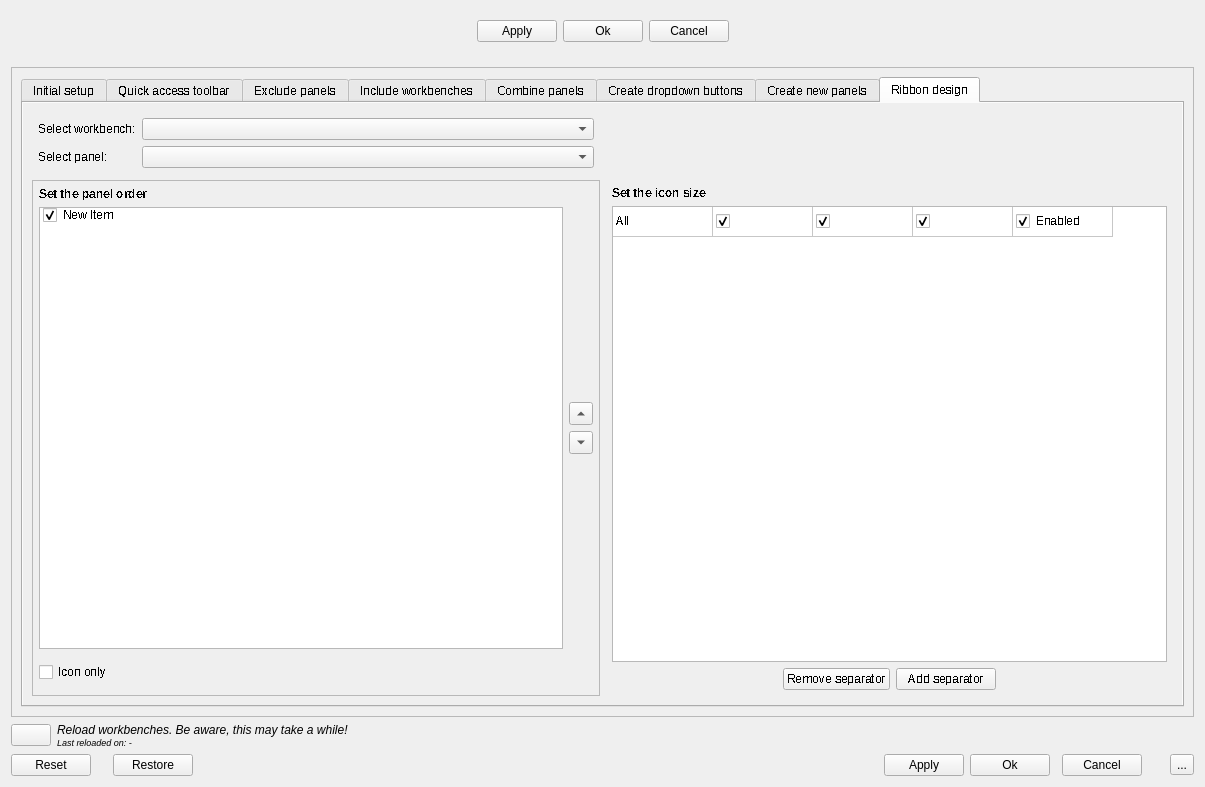
Above: Resources/ui/Design.ui from APEbbers/FreeCAD-Ribbon before the change. Below: the same form after it.
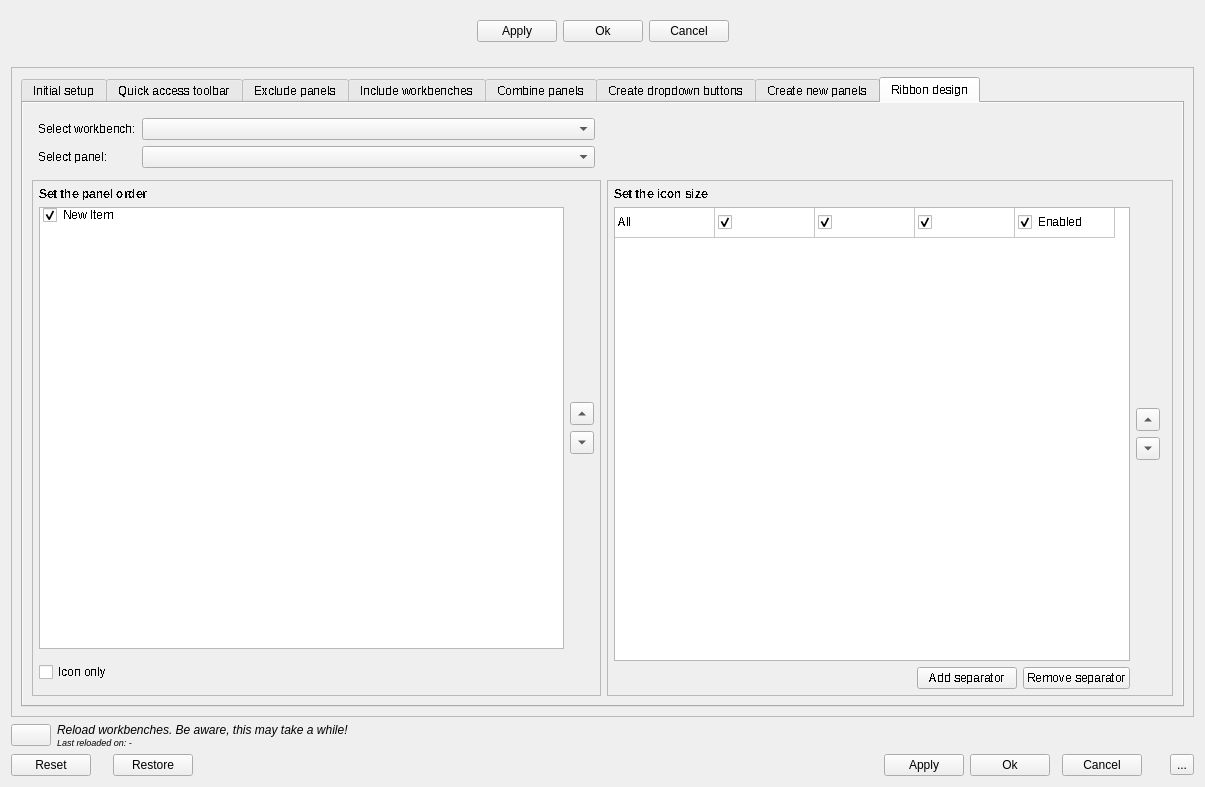
That is the form after the change. Icons and pictures are not drawn.

Commit message: Modified Wow Ribbon design tab on Layout design menu - 4

```diff
--- a/Resources/ui/Design.ui
+++ b/Resources/ui/Design.ui
@@ -2144,11 +2144,8 @@
              <string>Ribbon design</string>
             </attribute>
             <layout class="QGridLayout" name="gridLayout_15">
-             <item row="1" column="1">
-              <layout class="QGridLayout" name="gridLayout_16" columnminimumwidth="0,0,0,0">
-               <property name="sizeConstraint">
-                <enum>QLayout::SizeConstraint::SetMinimumSize</enum>
-               </property>
+             <item row="0" column="0">
+              <layout class="QGridLayout" name="gridLayout_5">
                <property name="leftMargin">
                 <number>6</number>
                </property>
@@ -2161,246 +2158,37 @@
                <property name="bottomMargin">
                 <number>6</number>
                </property>
-               <property name="verticalSpacing">
-                <number>6</number>
-               </property>
-               <item row="2" column="1">
-                <widget class="QPushButton" name="RemoveSeparator_RD">
-                 <property name="minimumSize">
-                  <size>
-                   <width>100</width>
-                   <height>0</height>
-                  </size>
-                 </property>
-                 <property name="font">
-                  <font>
-                   <bold>false</bold>
-                   <stylestrategy>NoAntialias</stylestrategy>
-                  </font>
-                 </property>
+               <item row="1" column="0">
+                <widget class="QLabel" name="label_2">
                  <property name="text">
-                  <string>Remove separator</string>
+                  <string>Select panel:</string>
                  </property>
                 </widget>
                </item>
-               <item row="2" column="2">
-                <widget class="QPushButton" name="AddSeparator_RD">
-                 <property name="minimumSize">
-                  <size>
-                   <width>100</width>
-                   <height>0</height>
-                  </size>
-                 </property>
-                 <property name="font">
-                  <font>
-                   <bold>false</bold>
-                   <stylestrategy>NoAntialias</stylestrategy>
-                  </font>
-                 </property>
-                 <property name="text">
-                  <string>Add separator</string>
-                 </property>
-                </widget>
-               </item>
-               <item row="2" column="3">
-                <spacer name="horizontalSpacer_5">
-                 <property name="orientation">
-                  <enum>Qt::Orientation::Horizontal</enum>
-                 </property>
-                 <property name="sizeType">
-                  <enum>QSizePolicy::Policy::Expanding</enum>
-                 </property>
-                 <property name="sizeHint" stdset="0">
-                  <size>
-                   <width>30</width>
-                   <height>20</height>
-                  </size>
-                 </property>
-                </spacer>
-               </item>
-               <item row="2" column="0">
-                <spacer name="horizontalSpacer_4">
-                 <property name="orientation">
-                  <enum>Qt::Orientation::Horizontal</enum>
-                 </property>
-                 <property name="sizeHint" stdset="0">
-                  <size>
-                   <width>40</width>
-                   <height>20</height>
-                  </size>
-                 </property>
-                </spacer>
-               </item>
-               <item row="1" column="0" colspan="4">
-                <widget class="QTableWidget" name="CommandTable_RD">
+               <item row="0" column="1">
+                <widget class="QComboBox" name="WorkbenchList_RD">
                  <property name="sizePolicy">
-                  <sizepolicy hsizetype="MinimumExpanding" vsizetype="Expanding">
+                  <sizepolicy hsizetype="MinimumExpanding" vsizetype="Fixed">
                    <horstretch>0</horstretch>
                    <verstretch>0</verstretch>
                   </sizepolicy>
                  </property>
-                 <property name="minimumSize">
-                  <size>
-                   <width>470</width>
-                   <height>300</height>
-                  </size>
+                 <property name="insertPolicy">
+                  <enum>QComboBox::InsertPolicy::InsertAlphabetically</enum>
                  </property>
-                 <property name="sizeIncrement">
-                  <size>
-                   <width>5</width>
-                   <height>5</height>
-                  </size>
-                 </property>
-                 <property name="baseSize">
-                  <size>
-                   <width>300</width>
-                   <height>500</height>
-                  </size>
-                 </property>
-                 <property name="styleSheet">
-                  <string notr="true">border-color: rgb(167, 167rgb(217, 217, 217), 167);</string>
-                 </property>
-                 <property name="frameShape">
-                  <enum>QFrame::Shape::StyledPanel</enum>
-                 </property>
-                 <property name="frameShadow">
-                  <enum>QFrame::Shadow::Sunken</enum>
-                 </property>
-                 <property name="sizeAdjustPolicy">
-                  <enum>QAbstractScrollArea::SizeAdjustPolicy::AdjustToContents</enum>
-                 </property>
-                 <property name="alternatingRowColors">
-                  <bool>true</bool>
-                 </property>
-                 <property name="selectionMode">
-                  <enum>QAbstractItemView::SelectionMode::SingleSelection</enum>
-                 </property>
-                 <property name="selectionBehavior">
-                  <enum>QAbstractItemView::SelectionBehavior::SelectItems</enum>
-                 </property>
-                 <property name="iconSize">
-                  <size>
-                   <width>16</width>
-                   <height>16</height>
-                  </size>
-                 </property>
-                 <attribute name="horizontalHeaderVisible">
-                  <bool>false</bool>
-                 </attribute>
-                 <attribute name="horizontalHeaderCascadingSectionResizes">
-                  <bool>false</bool>
-                 </attribute>
-                 <attribute name="horizontalHeaderShowSortIndicator" stdset="0">
-                  <bool>false</bool>
-                 </attribute>
-                 <attribute name="verticalHeaderVisible">
-                  <bool>false</bool>
-                 </attribute>
-                 <row/>
-                 <column>
-                  <property name="text">
-                   <string>Command</string>
-                  </property>
-                 </column>
-                 <column>
-                  <property name="text">
-                   <string>Small</string>
-                  </property>
-                 </column>
-                 <column>
-                  <property name="text">
-                   <string>Medium</string>
-                  </property>
-                 </column>
-                 <column>
-                  <property name="text">
-                   <string>Large</string>
-                  </property>
-                 </column>
-                 <column>
-                  <property name="text">
-                   <string>Enabled</string>
-                  </property>
-                 </column>
-                 <item row="0" column="0">
-                  <property name="text">
-                   <string>All</string>
-                  </property>
-                  <property name="flags">
-                   <set>ItemIsSelectable|ItemIsEnabled</set>
-                  </property>
-                 </item>
-                 <item row="0" column="1">
-                  <property name="text">
-                   <string/>
-                  </property>
-                  <property name="textAlignment">
-                   <set>AlignCenter</set>
-                  </property>
-                  <property name="background">
-                   <brush brushstyle="NoBrush">
-                    <color alpha="255">
-                     <red>0</red>
-                     <green>0</green>
-                     <blue>0</blue>
-                    </color>
-                   </brush>
-                  </property>
-                  <property name="checkState">
-                   <enum>Checked</enum>
-                  </property>
-                  <property name="flags">
-                   <set>ItemIsSelectable|ItemIsUserCheckable|ItemIsEnabled</set>
-                  </property>
-                 </item>
-                 <item row="0" column="2">
-                  <property name="text">
-                   <string/>
-                  </property>
-                  <property name="textAlignment">
-                   <set>AlignCenter</set>
-                  </property>
-                  <property name="checkState">
-                   <enum>Checked</enum>
-                  </property>
-                  <property name="flags">
-                   <set>ItemIsSelectable|ItemIsUserCheckable|ItemIsEnabled</set>
-                  </property>
-                 </item>
-                 <item row="0" column="3">
-                  <property name="text">
-                   <string/>
-                  </property>
-                  <property name="textAlignment">
-                   <set>AlignCenter</set>
-                  </property>
-                  <property name="checkState">
-                   <enum>Checked</enum>
-                  </property>
-                  <property name="flags">
-                   <set>ItemIsSelectable|ItemIsUserCheckable|ItemIsEnabled</set>
-                  </property>
-                 </item>
-                 <item row="0" column="4">
-                  <property name="text">
-                   <string>Enabled</string>
-                  </property>
-                  <property name="checkState">
-                   <enum>Checked</enum>
-                  </property>
-                 </item>
                 </widget>
                </item>
-               <item row="0" column="0" colspan="4">
-                <widget class="QLabel" name="label_12">
-                 <property name="font">
-                  <font>
-                   <bold>true</bold>
-                   <stylestrategy>NoAntialias</stylestrategy>
-                  </font>
+               <item row="1" column="1">
+                <widget class="QComboBox" name="PanelList_RD">
+                 <property name="insertPolicy">
+                  <enum>QComboBox::InsertPolicy::InsertAlphabetically</enum>
                  </property>
+                </widget>
+               </item>
+               <item row="0" column="0">
+                <widget class="QLabel" name="label">
                  <property name="text">
-                  <string>Set the icon size</string>
+                  <string>Select workbench:</string>
                  </property>
                 </widget>
                </item>
@@ -2411,6 +2199,9 @@
                <property name="sizeConstraint">
                 <enum>QLayout::SizeConstraint::SetDefaultConstraint</enum>
                </property>
+               <property name="spacing">
+                <number>0</number>
+               </property>
                <item row="1" column="0">
                 <widget class="QFrame" name="frame">
                  <property name="sizePolicy">
@@ -2471,12 +2262,6 @@
                   </item>
                   <item row="2" column="0">
                    <widget class="QCheckBox" name="IconOnly_RD">
-                    <property name="sizePolicy">
-                     <sizepolicy hsizetype="Minimum" vsizetype="Minimum">
-                      <horstretch>0</horstretch>
-                      <verstretch>0</verstretch>
-                     </sizepolicy>
-                    </property>
                     <property name="minimumSize">
                      <size>
                       <width>0</width>
@@ -2582,52 +2367,356 @@
                </item>
               </layout>
              </item>
-             <item row="0" column="0">
-              <layout class="QGridLayout" name="gridLayout_5">
+             <item row="1" column="1">
+              <layout class="QGridLayout" name="gridLayout_16" columnminimumwidth="0,0,0,0,0">
+               <property name="sizeConstraint">
+                <enum>QLayout::SizeConstraint::SetMinimumSize</enum>
+               </property>
                <property name="leftMargin">
-                <number>6</number>
+                <number>0</number>
                </property>
                <property name="topMargin">
-                <number>6</number>
+                <number>0</number>
                </property>
                <property name="rightMargin">
-                <number>6</number>
+                <number>0</number>
                </property>
                <property name="bottomMargin">
-                <number>6</number>
+                <number>0</number>
                </property>
-               <item row="1" column="0">
-                <widget class="QLabel" name="label_2">
-                 <property name="text">
-                  <string>Select panel:</string>
-                 </property>
-                </widget>
-               </item>
-               <item row="0" column="1">
-                <widget class="QComboBox" name="WorkbenchList_RD">
+               <property name="spacing">
+                <number>0</number>
+               </property>
+               <item row="1" column="0" colspan="5">
+                <widget class="QFrame" name="frame">
                  <property name="sizePolicy">
-                  <sizepolicy hsizetype="MinimumExpanding" vsizetype="Fixed">
+                  <sizepolicy hsizetype="MinimumExpanding" vsizetype="Preferred">
                    <horstretch>0</horstretch>
                    <verstretch>0</verstretch>
                   </sizepolicy>
                  </property>
-                 <property name="insertPolicy">
-                  <enum>QComboBox::InsertPolicy::InsertAlphabetically</enum>
+                 <property name="minimumSize">
+                  <size>
+                   <width>506</width>
+                   <height>0</height>
+                  </size>
                  </property>
-                </widget>
-               </item>
-               <item row="1" column="1">
-                <widget class="QComboBox" name="PanelList_RD">
-                 <property name="insertPolicy">
-                  <enum>QComboBox::InsertPolicy::InsertAlphabetically</enum>
+                 <property name="frameShape">
+                  <enum>QFrame::Shape::StyledPanel</enum>
                  </property>
-                </widget>
-               </item>
-               <item row="0" column="0">
-                <widget class="QLabel" name="label">
-                 <property name="text">
-                  <string>Select workbench:</string>
-                 </property>
+                 <layout class="QGridLayout" name="gridLayout_14">
+                  <property name="leftMargin">
+                   <number>6</number>
+                  </property>
+                  <property name="topMargin">
+                   <number>6</number>
+                  </property>
+                  <property name="rightMargin">
+                   <number>6</number>
+                  </property>
+                  <property name="bottomMargin">
+                   <number>6</number>
+                  </property>
+                  <property name="spacing">
+                   <number>6</number>
+                  </property>
+                  <item row="1" column="3">
+                   <layout class="QVBoxLayout" name="verticalLayout">
+                    <item>
+                     <spacer name="verticalSpacer_9">
+                      <property name="orientation">
+                       <enum>Qt::Orientation::Vertical</enum>
+                      </property>
+                      <property name="sizeHint" stdset="0">
+                       <size>
+                        <width>20</width>
+                        <height>40</height>
+                       </size>
+                      </property>
+                     </spacer>
+                    </item>
+                    <item>
+                     <widget class="QToolButton" name="MoveUp_RibbonCommand_RD">
+                      <property name="toolTip">
+                       <string>Move up</string>
+                      </property>
+                      <property name="text">
+                       <string notr="true">...</string>
+                      </property>
+                      <property name="arrowType">
+                       <enum>Qt::ArrowType::UpArrow</enum>
+                      </property>
+                     </widget>
+                    </item>
+                    <item>
+                     <widget class="QToolButton" name="MoveDown_RibbonCommand_RD">
+                      <property name="toolTip">
+                       <string>Move down</string>
+                      </property>
+                      <property name="text">
+                       <string notr="true">...</string>
+                      </property>
+                      <property name="arrowType">
+                       <enum>Qt::ArrowType::DownArrow</enum>
+                      </property>
+                     </widget>
+                    </item>
+                    <item>
+                     <spacer name="verticalSpacer_8">
+                      <property name="orientation">
+                       <enum>Qt::Orientation::Vertical</enum>
+                      </property>
+                      <property name="sizeHint" stdset="0">
+                       <size>
+                        <width>20</width>
+                        <height>40</height>
+                       </size>
+                      </property>
+                     </spacer>
+                    </item>
+                   </layout>
+                  </item>
+                  <item row="1" column="0" colspan="3">
+                   <widget class="QTableWidget" name="CommandTable_RD">
+                    <property name="sizePolicy">
+                     <sizepolicy hsizetype="MinimumExpanding" vsizetype="Preferred">
+                      <horstretch>0</horstretch>
+                      <verstretch>0</verstretch>
+                     </sizepolicy>
+                    </property>
+                    <property name="minimumSize">
+                     <size>
+                      <width>470</width>
+                      <height>300</height>
+                     </size>
+                    </property>
+                    <property name="sizeIncrement">
+                     <size>
+                      <width>5</width>
+                      <height>5</height>
+                     </size>
+                    </property>
+                    <property name="baseSize">
+                     <size>
+                      <width>300</width>
+                      <height>500</height>
+                     </size>
+                    </property>
+                    <property name="styleSheet">
+                     <string notr="true">border-color: rgb(167, 167rgb(217, 217, 217), 167);</string>
+                    </property>
+                    <property name="frameShape">
+                     <enum>QFrame::Shape::StyledPanel</enum>
+                    </property>
+                    <property name="frameShadow">
+                     <enum>QFrame::Shadow::Sunken</enum>
+                    </property>
+                    <property name="sizeAdjustPolicy">
+                     <enum>QAbstractScrollArea::SizeAdjustPolicy::AdjustToContents</enum>
+                    </property>
+                    <property name="alternatingRowColors">
+                     <bool>true</bool>
+                    </property>
+                    <property name="selectionMode">
+                     <enum>QAbstractItemView::SelectionMode::SingleSelection</enum>
+                    </property>
+                    <property name="selectionBehavior">
+                     <enum>QAbstractItemView::SelectionBehavior::SelectItems</enum>
+                    </property>
+                    <property name="iconSize">
+                     <size>
+                      <width>16</width>
+                      <height>16</height>
+                     </size>
+                    </property>
+                    <attribute name="horizontalHeaderVisible">
+                     <bool>false</bool>
+                    </attribute>
+                    <attribute name="horizontalHeaderCascadingSectionResizes">
+                     <bool>false</bool>
+                    </attribute>
+                    <attribute name="horizontalHeaderShowSortIndicator" stdset="0">
+                     <bool>false</bool>
+                    </attribute>
+                    <attribute name="verticalHeaderVisible">
+                     <bool>false</bool>
+                    </attribute>
+                    <row/>
+                    <column>
+                     <property name="text">
+                      <string>Command</string>
+                     </property>
+                    </column>
+                    <column>
+                     <property name="text">
+                      <string>Small</string>
+                     </property>
+                    </column>
+                    <column>
+                     <property name="text">
+                      <string>Medium</string>
+                     </property>
+                    </column>
+                    <column>
+                     <property name="text">
+                      <string>Large</string>
+                     </property>
+                    </column>
+                    <column>
+                     <property name="text">
+                      <string>Enabled</string>
+                     </property>
+                    </column>
+                    <item row="0" column="0">
+                     <property name="text">
+                      <string>All</string>
+                     </property>
+                     <property name="flags">
+                      <set>ItemIsSelectable|ItemIsEnabled</set>
+                     </property>
+                    </item>
+                    <item row="0" column="1">
+                     <property name="text">
+                      <string/>
+                     </property>
+                     <property name="textAlignment">
+                      <set>AlignCenter</set>
+                     </property>
+                     <property name="background">
+                      <brush brushstyle="NoBrush">
+                       <color alpha="255">
+                        <red>0</red>
+                        <green>0</green>
+                        <blue>0</blue>
+                       </color>
+                      </brush>
+                     </property>
+                     <property name="checkState">
+                      <enum>Checked</enum>
+                     </property>
+                     <property name="flags">
+                      <set>ItemIsSelectable|ItemIsUserCheckable|ItemIsEnabled</set>
+                     </property>
+                    </item>
+                    <item row="0" column="2">
+                     <property name="text">
+                      <string/>
+                     </property>
+                     <property name="textAlignment">
+                      <set>AlignCenter</set>
+                     </property>
+                     <property name="checkState">
+                      <enum>Checked</enum>
+                     </property>
+                     <property name="flags">
+                      <set>ItemIsSelectable|ItemIsUserCheckable|ItemIsEnabled</set>
+                     </property>
+                    </item>
+                    <item row="0" column="3">
+                     <property name="text">
+                      <string/>
+                     </property>
+                     <property name="textAlignment">
+                      <set>AlignCenter</set>
+                     </property>
+                     <property name="checkState">
+                      <enum>Checked</enum>
+                     </property>
+                     <property name="flags">
+                      <set>ItemIsSelectable|ItemIsUserCheckable|ItemIsEnabled</set>
+                     </property>
+                    </item>
+                    <item row="0" column="4">
+                     <property name="text">
+                      <string>Enabled</string>
+                     </property>
+                     <property name="checkState">
+                      <enum>Checked</enum>
+                     </property>
+                    </item>
+                   </widget>
+                  </item>
+                  <item row="2" column="3">
+                   <spacer name="horizontalSpacer_5">
+                    <property name="orientation">
+                     <enum>Qt::Orientation::Horizontal</enum>
+                    </property>
+                    <property name="sizeType">
+                     <enum>QSizePolicy::Policy::Expanding</enum>
+                    </property>
+                    <property name="sizeHint" stdset="0">
+                     <size>
+                      <width>30</width>
+                      <height>20</height>
+                     </size>
+                    </property>
+                   </spacer>
+                  </item>
+                  <item row="2" column="0">
+                   <spacer name="horizontalSpacer_4">
+                    <property name="orientation">
+                     <enum>Qt::Orientation::Horizontal</enum>
+                    </property>
+                    <property name="sizeHint" stdset="0">
+                     <size>
+                      <width>40</width>
+                      <height>20</height>
+                     </size>
+                    </property>
+                   </spacer>
+                  </item>
+                  <item row="2" column="1">
+                   <widget class="QPushButton" name="AddSeparator_RD">
+                    <property name="minimumSize">
+                     <size>
+                      <width>100</width>
+                      <height>0</height>
+                     </size>
+                    </property>
+                    <property name="font">
+                     <font>
+                      <bold>false</bold>
+                      <stylestrategy>NoAntialias</stylestrategy>
+                     </font>
+                    </property>
+                    <property name="text">
+                     <string>Add separator</string>
+                    </property>
+                   </widget>
+                  </item>
+                  <item row="2" column="2">
+                   <widget class="QPushButton" name="RemoveSeparator_RD">
+                    <property name="minimumSize">
+                     <size>
+                      <width>100</width>
+                      <height>0</height>
+                     </size>
+                    </property>
+                    <property name="font">
+                     <font>
+                      <bold>false</bold>
+                      <stylestrategy>NoAntialias</stylestrategy>
+                     </font>
+                    </property>
+                    <property name="text">
+                     <string>Remove separator</string>
+                    </property>
+                   </widget>
+                  </item>
+                  <item row="0" column="0" colspan="4">
+                   <widget class="QLabel" name="label_12">
+                    <property name="font">
+                     <font>
+                      <bold>true</bold>
+                      <stylestrategy>NoAntialias</stylestrategy>
+                     </font>
+                    </property>
+                    <property name="text">
+                     <string>Set the icon size</string>
+                    </property>
+                   </widget>
+                  </item>
+                 </layout>
                 </widget>
                </item>
               </layout>
```
The commit also changes 1 other file.
